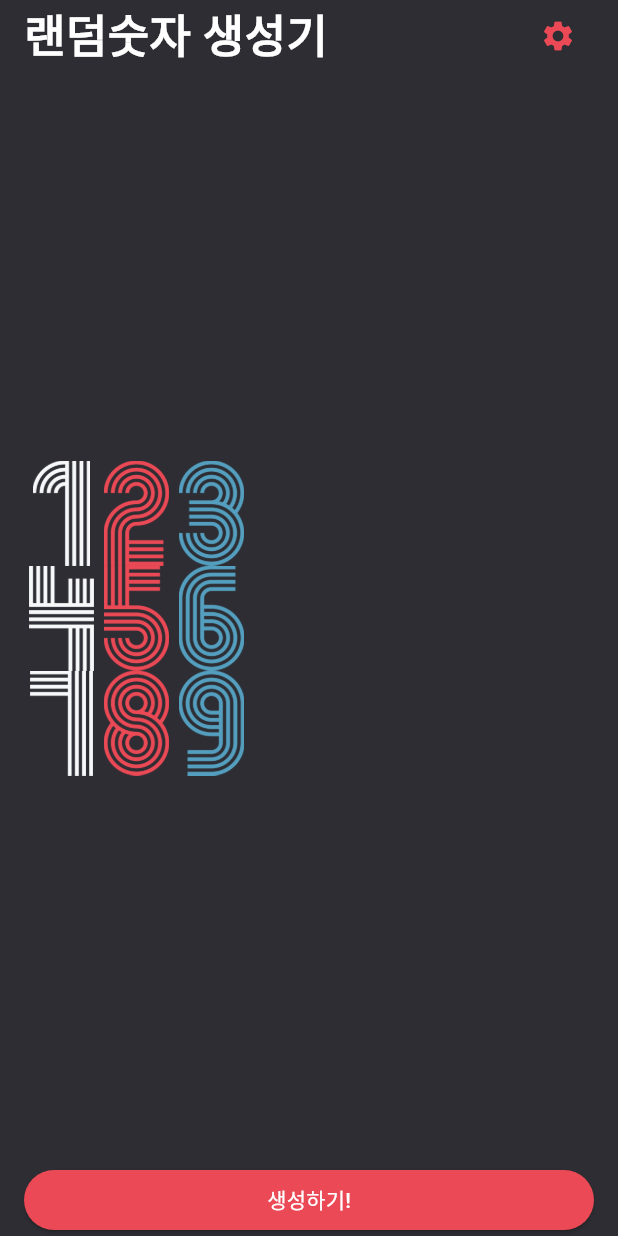
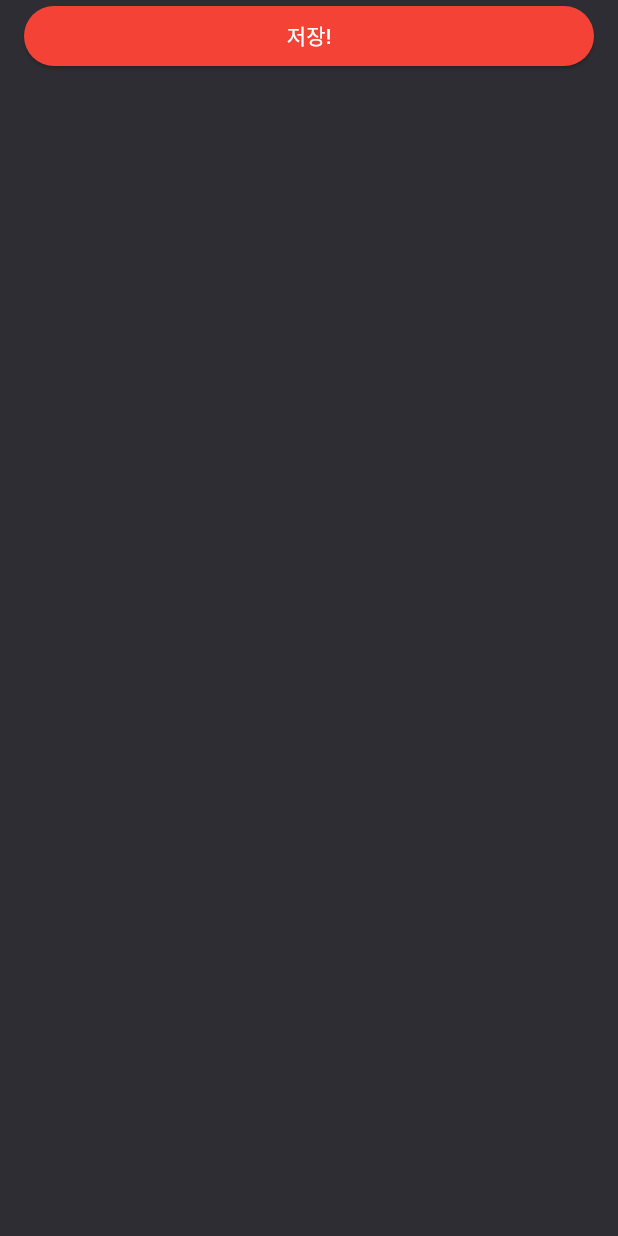
Before and after one commit to Yochan1101/random_number_generator, a Flutter app: the screen it shows after launch, after a tap on the "settings" icon, on a phone screen of 412 x 824 dp. Run offline on Flutter 3.47's test engine with Material 3 defaults, Android fonts, the phone set to English and light mode, and no system bars.

Commit message:
feat: Navigator로 setting screen으로 네비게이션 하기

```diff
--- a/lib/screen/home_screen.dart
+++ b/lib/screen/home_screen.dart
@@ -2,6 +2,7 @@ import 'dart:math';
 
 import 'package:flutter/material.dart';
 import 'package:random_number_generator/constants/color.dart';
+import 'package:random_number_generator/screen/setting_screen.dart';
 
 class HomeScreen extends StatefulWidget {
   const HomeScreen({super.key});
@@ -23,7 +24,9 @@ class _HomeScreenState extends State<HomeScreen> {
             crossAxisAlignment: CrossAxisAlignment.stretch,
             children: [
               // 제목과 아이콘을 가진 AppBar
-              _Header(),
+              _Header(
+                onPressed: onSettingIconPressed,
+              ),
               // 숫자가 있는곳
               _Body(
                 numbers: numbers,
@@ -37,6 +40,14 @@ class _HomeScreenState extends State<HomeScreen> {
         ),
       ),
     );
+  }
+
+  onSettingIconPressed() {
+    Navigator.of(context).push(MaterialPageRoute(
+      builder: (BuildContext context) {
+        return SettingScreen();
+      },
+    ));
   }
 
   generateRandomNumber() {
@@ -56,7 +67,8 @@ class _HomeScreenState extends State<HomeScreen> {
 }
 
 class _Header extends StatelessWidget {
-  const _Header({super.key});
+  final VoidCallback onPressed;
+  const _Header({super.key, required this.onPressed});
 
   @override
   Widget build(BuildContext context) {
@@ -73,7 +85,7 @@ class _Header extends StatelessWidget {
         ),
         IconButton(
           color: redColor,
-          onPressed: () {},
+          onPressed: onPressed,
           icon: Icon(Icons.settings),
         )
       ],
--- /dev/null
+++ b/lib/screen/setting_screen.dart
@@ -0,0 +1,34 @@
+import 'package:flutter/material.dart';
+import 'package:random_number_generator/constants/color.dart';
+import 'package:random_number_generator/screen/home_screen.dart';
+
+class SettingScreen extends StatelessWidget {
+  const SettingScreen({super.key});
+
+  @override
+  Widget build(BuildContext context) {
+    return Scaffold(
+      backgroundColor: primaryColor,
+      body: SafeArea(
+        child: Padding(
+          padding: const EdgeInsets.symmetric(horizontal: 16),
+          child: Column(
+            crossAxisAlignment: CrossAxisAlignment.stretch,
+            children: [
+              ElevatedButton(
+                onPressed: () {
+                  Navigator.of(context).pop();
+                },
+                child: Text("저장!"),
+                style: ElevatedButton.styleFrom(
+                  backgroundColor: Colors.red,
+                  foregroundColor: Colors.white,
+                ),
+              ),
+            ],
+          ),
+        ),
+      ),
+    );
+  }
+}
```
